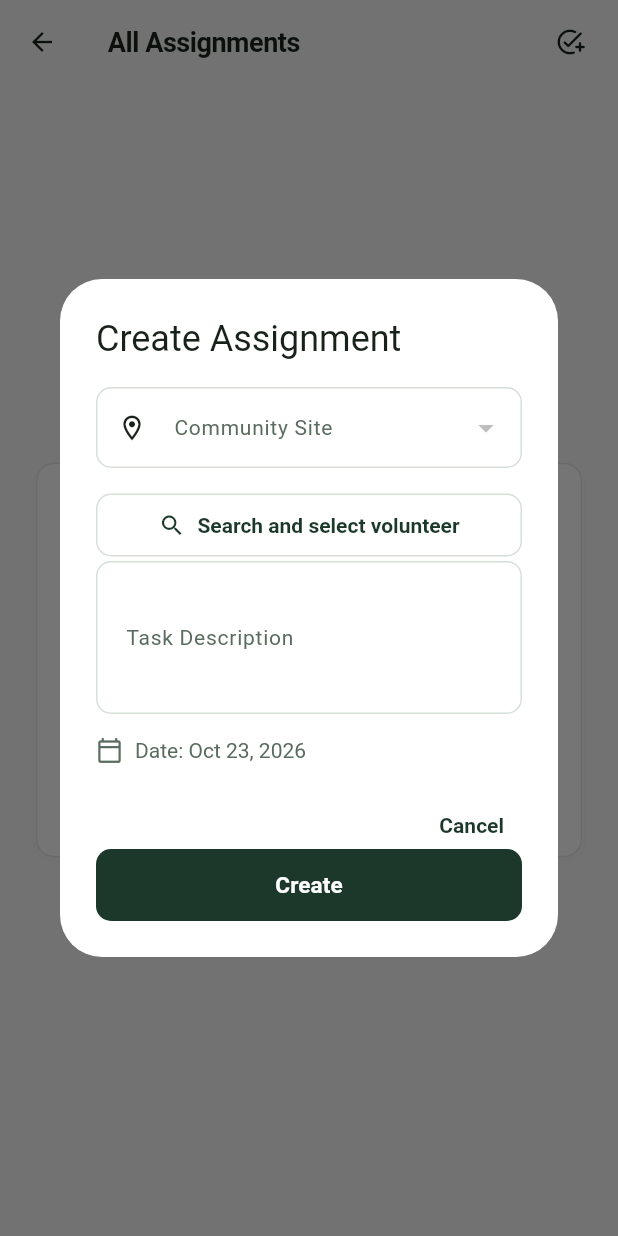
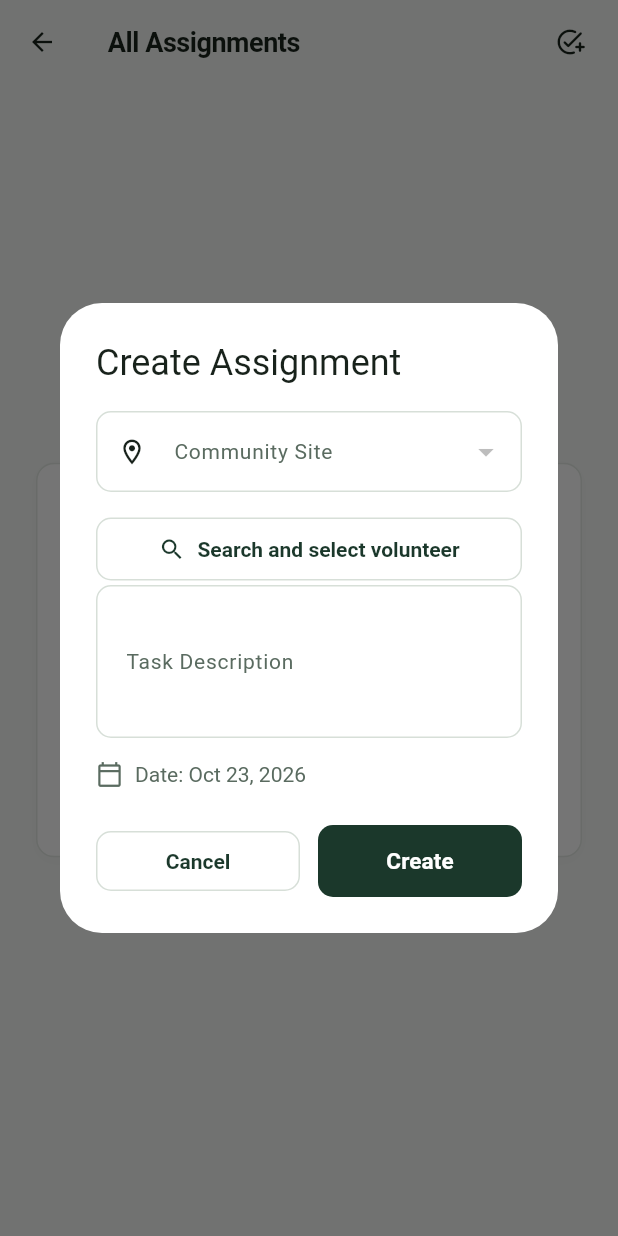
Before and after one commit to kalviumcommunity/SW2627-Flutter-AidGrid, a Flutter app: the AssignmentsPage screen opened directly, after a tap on "Create First Assignment", on a phone screen of 412 x 824 dp. Run offline on Flutter 3.47's test engine with Material 3 defaults, Android fonts, the phone set to English and light mode, and no system bars; our stand-ins replace cloud_firestore, firebase_auth, firebase_core; accounts and stored records are empty; statements that could not run were skipped.

```diff
--- a/lib/screens/assignments/assignments_page.dart
+++ b/lib/screens/assignments/assignments_page.dart
@@ -201,14 +201,21 @@ class _AssignmentsPageState extends State<AssignmentsPage> {
                   ),
                 ),
               ),
+
               actions: [
-                TextButton(
+                Row(
+                  children: [
+                    Expanded(
+                      child: OutlinedButton(
                         onPressed: isSubmitting
                             ? null
                             : () => Navigator.pop(dialogContext),
                         child: const Text('Cancel'),
                       ),
-                ElevatedButton(
+                    ),
+                    const SizedBox(width: 12),
+                    Expanded(
+                      child: ElevatedButton(
                         onPressed: isSubmitting
                             ? null
                             : () async {
@@ -217,7 +224,9 @@ class _AssignmentsPageState extends State<AssignmentsPage> {
                                 if (selectedVolunteerId == null) {
                                   ScaffoldMessenger.of(context).showSnackBar(
                                     const SnackBar(
-                                content: Text('Please select a volunteer'),
+                                      content: Text(
+                                        'Please select a volunteer',
+                                      ),
                                     ),
                                   );
                                   return;
@@ -255,9 +264,12 @@ class _AssignmentsPageState extends State<AssignmentsPage> {
                                     isSubmitting = false;
                                   });
 
-                            ScaffoldMessenger.of(dialogContext).showSnackBar(
+                                  ScaffoldMessenger.of(dialogContext)
+                                      .showSnackBar(
                                         SnackBar(
-                                content: Text('Error creating assignment: $e'),
+                                          content: Text(
+                                            'Error creating assignment: $e',
+                                          ),
                                           backgroundColor: AppColors.error,
                                         ),
                                       );
@@ -273,6 +285,9 @@ class _AssignmentsPageState extends State<AssignmentsPage> {
                                 ),
                               )
                             : const Text('Create'),
+                      ),
+                    ),
+                  ],
                 ),
               ],
             );
@@ -595,7 +610,7 @@ class _AssignmentsPageState extends State<AssignmentsPage> {
                                       color: AppColors.textSecondary,
                                     ),
                                   ),
-                                  const SizedBox(height: 14),
+                                  const SizedBox(height: 22),
                                   TextButton(
                                     onPressed: () {
                                       setState(() {
@@ -1061,8 +1076,14 @@ class VolunteerSearchDelegate extends SearchDelegate<String?> {
         }
 
         if (snapshot.hasError) {
-          return const Center(
-            child: Text('Unable to search volunteers. Please try again.'),
+          return Center(
+            child: Padding(
+              padding: const EdgeInsets.all(16),
+              child: SelectableText(
+                'Search error: ${snapshot.error}',
+                textAlign: TextAlign.center,
+              ),
+            ),
           );
         }
 
```
Lines whose indentation alone changed are shown as unchanged.
